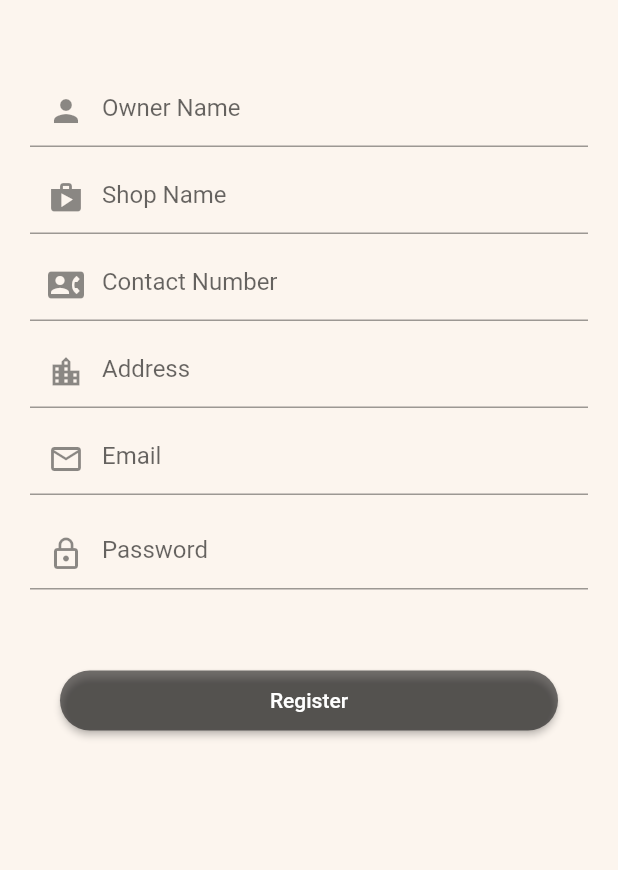
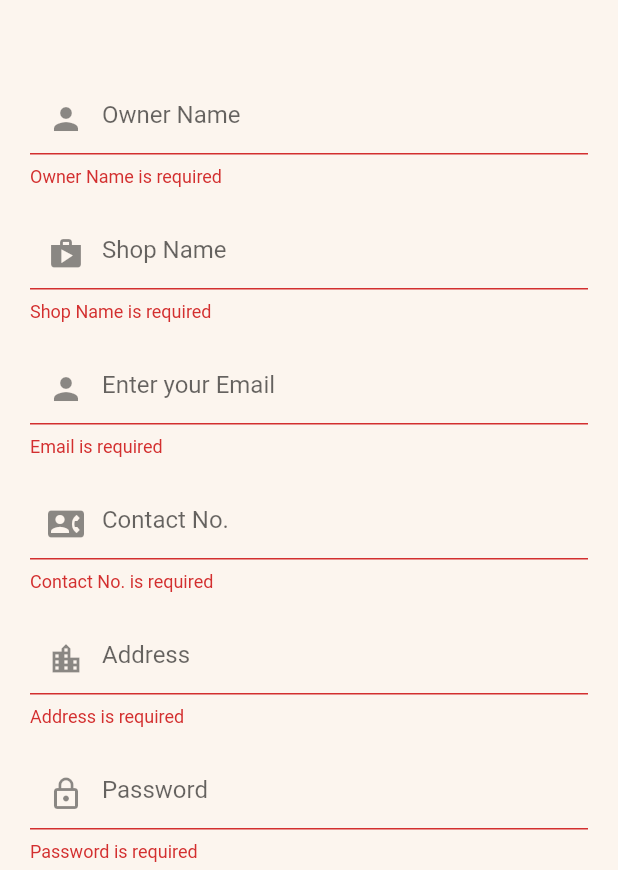
Before and after one commit to mysterio0801/BunMaska, a Flutter app: the RegisterDistributor screen opened directly, after a tap on "Register", on a phone screen of 412 x 824 dp, the part 366-1236 px from its top. Run offline on Flutter 3.47's test engine with Material 2 defaults, Android fonts, the phone set to English and light mode, and no system bars; our stand-ins replace animated_text_kit, flutter_secure_storage, form_field_validator; accounts and stored records are empty.

Commit message:
refactored code

```diff
--- a/frontend/lib/screens/register_distributor.dart
+++ b/frontend/lib/screens/register_distributor.dart
@@ -3,6 +3,7 @@ import 'package:animated_text_kit/animated_text_kit.dart';
 import 'package:flutter/material.dart';
 import 'package:frontend/screens/distributor_home.dart';
 import 'package:http/http.dart' as http;
+import 'package:form_field_validator/form_field_validator.dart';
 
 class RegisterDistributor extends StatefulWidget {
   @override
@@ -10,12 +11,120 @@ class RegisterDistributor extends StatefulWidget {
 }
 
 class _RegisterDistributorState extends State<RegisterDistributor> {
-  TextEditingController _ownerName = TextEditingController();
-  TextEditingController _shopName = TextEditingController();
-  TextEditingController _contact = TextEditingController();
-  TextEditingController _address = TextEditingController();
-  TextEditingController _password = TextEditingController();
-  TextEditingController _email = TextEditingController();
+  String baseUrl = "https://chai-app.herokuapp.com/";
+
+  String _ownerName;
+  String _shopName;
+  String _contact;
+  String _address;
+  String _password;
+  String _email;
+
+  final GlobalKey<FormState> _formKey = GlobalKey<FormState>();
+
+  Widget _buildOwnerName() {
+    return TextFormField(
+      decoration: textfieldDecor('Owner Name', Icon(Icons.person)),
+      validator: (String value) {
+        if (value.isEmpty) {
+          return "Owner Name is required";
+        }
+
+        return null;
+      },
+      onSaved: (String value) {
+        _ownerName = value;
+      },
+    );
+  }
+
+  Widget _buildShopName() {
+    return TextFormField(
+      decoration: textfieldDecor('Shop Name', Icon(Icons.shop)),
+      validator: (String value) {
+        if (value.isEmpty) {
+          return "Shop Name is required";
+        }
+
+        return null;
+      },
+      onSaved: (String value) {
+        _shopName = value;
+      },
+    );
+  }
+
+  Widget _buildContact() {
+    return TextFormField(
+      decoration: textfieldDecor('Contact No.', Icon(Icons.contact_phone)),
+      keyboardType: TextInputType.phone,
+      validator: (String value) {
+        if (value.isEmpty) {
+          return "Contact No. is required";
+        }
+
+        return null;
+      },
+      onSaved: (String value) {
+        _contact = value;
+      },
+    );
+  }
+
+  Widget _buildAddress() {
+    return TextFormField(
+      decoration: textfieldDecor('Address', Icon(Icons.location_city_outlined)),
+      validator: (String value) {
+        if (value.isEmpty) {
+          return "Address is required";
+        }
+
+        return null;
+      },
+      onSaved: (String value) {
+        _address = value;
+      },
+    );
+  }
+
+  Widget _buildPassword() {
+    return TextFormField(
+      decoration: textfieldDecor('Password', Icon(Icons.lock_outline)),
+      keyboardType: TextInputType.visiblePassword,
+      validator: (String value) {
+        if (value.isEmpty) {
+          return "Password is required";
+        }
+
+        return null;
+      },
+      onSaved: (String value) {
+        _password = value;
+      },
+    );
+  }
+
+  Widget _buildEmail() {
+    return TextFormField(
+      decoration: textfieldDecor('Enter your Email', Icon(Icons.person)),
+      validator: (String value) {
+        if (value.isEmpty) {
+          return "Email is required";
+        }
+        if (!RegExp(
+                r"^[a-zA-Z0-9.a-zA-Z0-9.!#$%&'*+-/=?^_`{|}~]+@[a-zA-Z0-9]+\.[a-zA-Z]+")
+            .hasMatch(value)) {
+          return "Please enter a valid email address";
+        }
+
+        return null;
+      },
+      onSaved: (String value) {
+        _email = value;
+      },
+    );
+  }
+
   @override
   Widget build(BuildContext context) {
     return Scaffold(
@@ -42,88 +151,68 @@ class _RegisterDistributorState extends State<RegisterDistributor> {
                   ),
                 ),
                 SizedBox(height: 45.0),
+                Form(
+                    key: _formKey,
+                    child: Column(
+                      children: [
                         Padding(
-                  padding: const EdgeInsets.symmetric(
-                      horizontal: 20.0, vertical: 5.0),
-                  child: TextFormField(
-                    controller: _ownerName,
-                    decoration:
-                        textfieldDecor('Owner Name', Icon(Icons.person)),
+                            padding: EdgeInsets.symmetric(
+                                horizontal: 20.0, vertical: 10.0),
+                            child: _buildOwnerName()),
+                        Padding(
+                            padding: EdgeInsets.symmetric(
+                                horizontal: 20.0, vertical: 10.0),
+                            child: _buildShopName()),
+                        Padding(
+                            padding: EdgeInsets.symmetric(
+                                horizontal: 20.0, vertical: 10.0),
+                            child: _buildEmail()),
+                        Padding(
+                            padding: EdgeInsets.symmetric(
+                                horizontal: 20.0, vertical: 10.0),
+                            child: _buildContact()),
+                        Padding(
+                            padding: EdgeInsets.symmetric(
+                                horizontal: 20.0, vertical: 10.0),
+                            child: _buildAddress()),
+                        Padding(
+                            padding: EdgeInsets.symmetric(
+                                horizontal: 20.0, vertical: 10.0),
+                            child: _buildPassword()),
+                        SizedBox(height: 35.0),
+                        RaisedButton(
+                            padding: EdgeInsets.symmetric(
+                                horizontal: 160.0, vertical: 5.0),
+                            child: Text(
+                              'Register',
+                              style: TextStyle(color: Colors.white),
                             ),
-                ),
-                Padding(
-                  padding: const EdgeInsets.symmetric(
-                      horizontal: 20.0, vertical: 5.0),
-                  child: TextFormField(
-                    controller: _shopName,
-                    decoration: textfieldDecor('Shop Name', Icon(Icons.shop)),
-                  ),
-                ),
-                Padding(
-                  padding: const EdgeInsets.symmetric(
-                      horizontal: 20.0, vertical: 5.0),
-                  child: TextFormField(
-                    controller: _contact,
-                    decoration: textfieldDecor(
-                        'Contact Number', Icon(Icons.contact_phone)),
-                  ),
-                ),
-                Padding(
-                  padding: const EdgeInsets.symmetric(
-                      horizontal: 20.0, vertical: 5.0),
-                  child: TextFormField(
-                    controller: _address,
-                    decoration: textfieldDecor(
-                        'Address', Icon(Icons.location_city_outlined)),
-                  ),
-                ),
-                Padding(
-                  padding: const EdgeInsets.symmetric(
-                      horizontal: 20.0, vertical: 5.0),
-                  child: TextFormField(
-                    controller: _email,
-                    decoration:
-                        textfieldDecor('Email', Icon(Icons.email_outlined)),
-                  ),
-                ),
-                Padding(
-                  padding: const EdgeInsets.symmetric(
-                      horizontal: 20.0, vertical: 10.0),
-                  child: TextFormField(
-                    controller: _password,
-                    obscureText: true,
-                    decoration:
-                        textfieldDecor('Password', Icon(Icons.lock_outline)),
-                  ),
-                ),
-                Padding(
-                  padding: const EdgeInsets.symmetric(
-                      horizontal: 40.0, vertical: 40.0),
-                  child: RaisedButton(
                             onPressed: () async {
+                              if (!_formKey.currentState.validate()) {
+                                return null;
+                              }
+
+                              _formKey.currentState.save();
+
                               Map<String, String> data = {
-                        "shopName": _shopName.text,
-                        "ownerName": _ownerName.text,
-                        "contact": _contact.text,
-                        "address": _address.text,
-                        "password": _password.text,
-                        "email": _email.text
+                                "shopName": _shopName,
+                                "ownerName": _ownerName,
+                                "contact": _contact,
+                                "address": _address,
+                                "password": _password,
+                                "email": _email
                               };
-                      var response = await http.post(
-                          "https://chai-app.herokuapp.com/addUser",
-                          body: data);
+                              var response = await http
+                                  .post(baseUrl + "addUser", body: data);
 
                               return Navigator.push(
                                   context,
                                   MaterialPageRoute(
-                              builder: (context) => DistributorHomeScreen()));
-                    },
-                    child: Text(
-                      'Register',
-                      style: TextStyle(color: Colors.white),
-                    ),
-                  ),
-                ),
+                                      builder: (context) =>
+                                          DistributorHomeScreen()));
+                            }),
+                      ],
+                    )),
               ],
             ),
           ),
--- a/frontend/pubspec.yaml
+++ b/frontend/pubspec.yaml
@@ -32,6 +32,7 @@ dependencies:
   google_fonts: ^1.1.0
   http: ^0.12.1
   flutter_secure_storage: ^3.3.5
+  form_field_validator: ^1.0.1
 
 dev_dependencies:
   flutter_test:
```
Also changed, not shown: frontend/lib/screens/login_distributor.dart (+74 -40 lines), frontend/pubspec.lock. Lines whose indentation alone changed are shown as unchanged.
